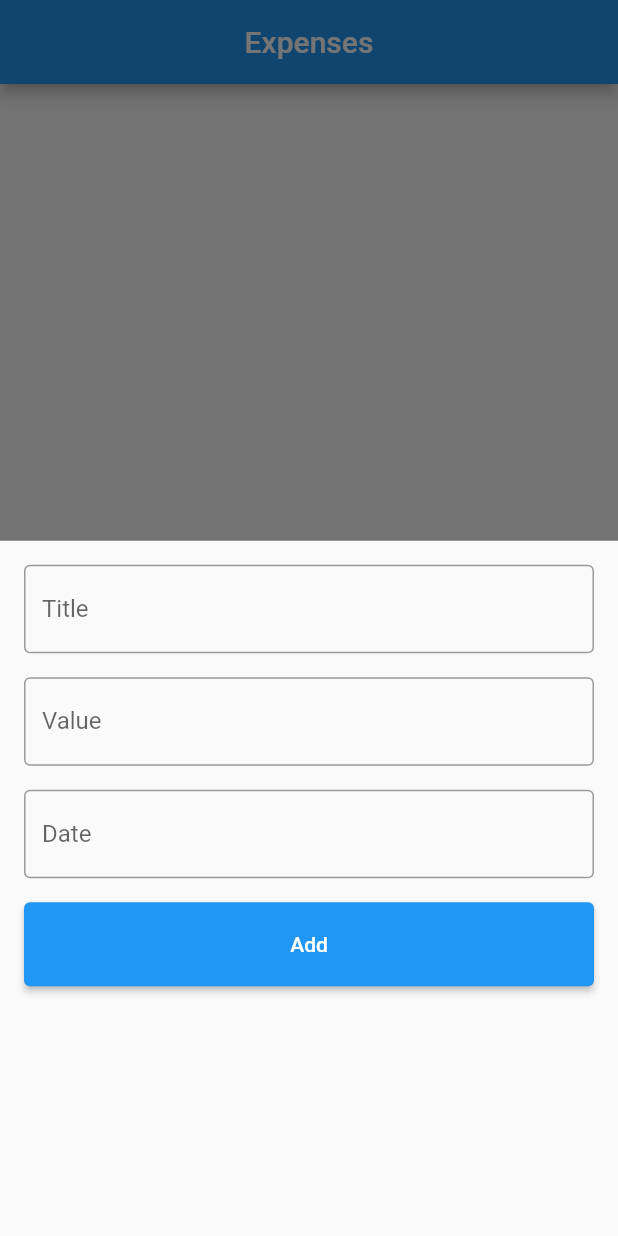
After one commit to WillMV/PersonalExpenses-Flutter, a Flutter app: the screen it shows after launch, after a tap on the "add" icon, on a phone screen of 412 x 824 dp. The commit adds this screen. Run offline on Flutter 3.47's test engine with Material 2 defaults, Android fonts, the phone set to English and light mode, and no system bars.

Commit message:
[refactor] (widget): extract form to reusable widget

```diff
--- a/lib/main.dart
+++ b/lib/main.dart
@@ -1,6 +1,7 @@
 import 'package:flutter/material.dart';
 import 'package:personal_expenses/controllers/expense_controller.dart';
 import 'package:personal_expenses/widgets/expense_card.dart';
+import 'package:personal_expenses/widgets/modal_form.dart';
 
 void main() {
   runApp(const MyApp());
@@ -9,11 +10,9 @@ void main() {
 class MyApp extends StatelessWidget {
   const MyApp({super.key});
 
-  // This widget is the root of your application.
   @override
   Widget build(BuildContext context) {
     return const MaterialApp(
-      title: 'Flutter Demo',
       home: MyHomePage(),
     );
   }
@@ -56,79 +55,12 @@ class _MyHomePageState extends State<MyHomePage> {
         onPressed: () => {
           showModalBottomSheet(
             context: context,
-            builder: (context) => Form(
-                key: formKey,
-                child: Padding(
-                  padding: const EdgeInsets.all(8.0),
-                  child: Column(
-                    children: [
-                      Padding(
-                        padding: const EdgeInsets.all(8.0),
-                        child: TextFormField(
-                          controller: title,
-                          autocorrect: true,
-                          validator: (value) =>
-                              value!.isEmpty ? 'Plese insert a title' : null,
-                          decoration: const InputDecoration(
-                            labelText: 'Title',
-                            border: OutlineInputBorder(),
-                          ),
-                        ),
-                      ),
-                      Padding(
-                        padding: const EdgeInsets.all(8.0),
-                        child: TextFormField(
-                          controller: value,
-                          keyboardType: TextInputType.number,
-                          autocorrect: true,
-                          validator: (value) =>
-                              value!.isEmpty ? 'Please insert a value' : null,
-                          decoration: const InputDecoration(
-                            labelText: 'Value',
-                            border: OutlineInputBorder(),
-                          ),
-                        ),
-                      ),
-                      Padding(
-                        padding: const EdgeInsets.all(8.0),
-                        child: TextFormField(
-                          controller: date,
-                          keyboardType: TextInputType.datetime,
-                          validator: (value) {
-                            if (value!.isEmpty ||
-                                value.length < 8 ||
-                                value.length > 10) {
-                              return "Plese insert a valid date in format DD/MM/YYYY";
-                            }
-                            return null;
-                          },
-                          autocorrect: true,
-                          decoration: const InputDecoration(
-                            labelText: 'Date',
-                            border: OutlineInputBorder(),
-                          ),
-                        ),
-                      ),
-                      Padding(
-                        padding: const EdgeInsets.all(8.0),
-                        child: ElevatedButton(
-                            onPressed: () {
-                              if (formKey.currentState!.validate()) {
-                                _expenseController.addExpense(
-                                    title: title.text,
-                                    value: double.parse(value.text),
-                                    date: date.text);
-                              }
-                            },
-                            child: const Center(
-                                child: Padding(
-                              padding: EdgeInsets.all(20.0),
-                              child: Text('Add'),
-                            ))),
-                      )
-                    ],
-                  ),
-                )),
+            builder: (context) => ModalForm(
+                formKey: formKey,
+                title: title,
+                value: value,
+                date: date,
+                expenseController: _expenseController),
           )
         },
         tooltip: 'add expense',
--- /dev/null
+++ b/lib/widgets/modal_form.dart
@@ -0,0 +1,96 @@
+import 'package:flutter/material.dart';
+import 'package:personal_expenses/controllers/expense_controller.dart';
+
+class ModalForm extends StatelessWidget {
+  const ModalForm({
+    super.key,
+    required this.formKey,
+    required this.title,
+    required this.value,
+    required this.date,
+    required ExpenseController expenseController,
+  }) : _expenseController = expenseController;
+
+  final GlobalKey<FormState> formKey;
+  final TextEditingController title;
+  final TextEditingController value;
+  final TextEditingController date;
+  final ExpenseController _expenseController;
+
+  @override
+  Widget build(BuildContext context) {
+    return Form(
+        key: formKey,
+        child: Padding(
+          padding: const EdgeInsets.all(8.0),
+          child: Column(
+            children: [
+              Padding(
+                padding: const EdgeInsets.all(8.0),
+                child: TextFormField(
+                  controller: title,
+                  autocorrect: true,
+                  validator: (value) =>
+                      value!.isEmpty ? 'Plese insert a title' : null,
+                  decoration: const InputDecoration(
+                    labelText: 'Title',
+                    border: OutlineInputBorder(),
+                  ),
+                ),
+              ),
+              Padding(
+                padding: const EdgeInsets.all(8.0),
+                child: TextFormField(
+                  controller: value,
+                  keyboardType: TextInputType.number,
+                  autocorrect: true,
+                  validator: (value) =>
+                      value!.isEmpty ? 'Please insert a value' : null,
+                  decoration: const InputDecoration(
+                    labelText: 'Value',
+                    border: OutlineInputBorder(),
+                  ),
+                ),
+              ),
+              Padding(
+                padding: const EdgeInsets.all(8.0),
+                child: TextFormField(
+                  controller: date,
+                  keyboardType: TextInputType.datetime,
+                  validator: (value) {
+                    if (value!.isEmpty ||
+                        value.length < 8 ||
+                        value.length > 10) {
+                      return "Plese insert a valid date in format DD/MM/YYYY";
+                    }
+                    return null;
+                  },
+                  autocorrect: true,
+                  decoration: const InputDecoration(
+                    labelText: 'Date',
+                    border: OutlineInputBorder(),
+                  ),
+                ),
+              ),
+              Padding(
+                padding: const EdgeInsets.all(8.0),
+                child: ElevatedButton(
+                    onPressed: () {
+                      if (formKey.currentState!.validate()) {
+                        _expenseController.addExpense(
+                            title: title.text,
+                            value: double.parse(value.text),
+                            date: date.text);
+                      }
+                    },
+                    child: const Center(
+                        child: Padding(
+                      padding: EdgeInsets.all(20.0),
+                      child: Text('Add'),
+                    ))),
+              )
+            ],
+          ),
+        ));
+  }
+}
```
